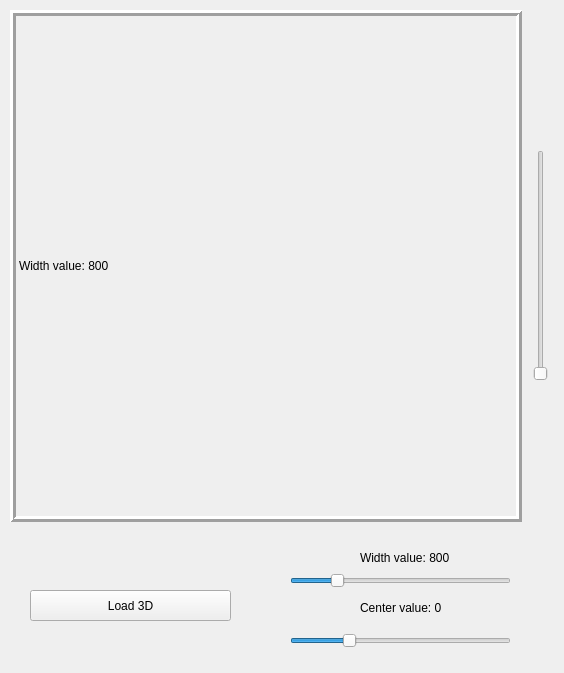
First picture: the form in widget.ui, repository ViolaValery/medizintechnik_ct_scan, before the edit.
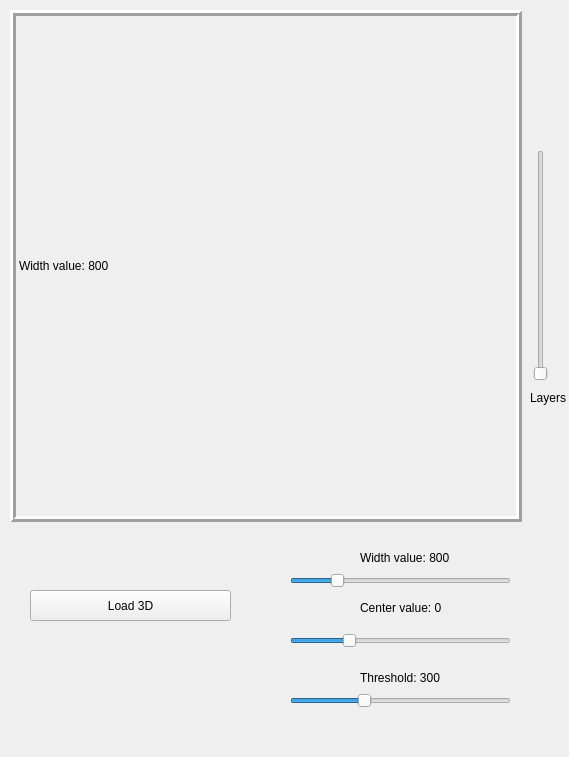
Second picture: the form after the edit.

Commit message: Aufgabe 4.1 segmentation based on HU value

Diff of the .ui file:
```diff
--- a/widget.ui
+++ b/widget.ui
@@ -6,8 +6,8 @@
    <rect>
     <x>0</x>
     <y>0</y>
-    <width>564</width>
-    <height>673</height>
+    <width>569</width>
+    <height>757</height>
    </rect>
   </property>
   <property name="windowTitle">
@@ -137,6 +137,54 @@
     <enum>Qt::Orientation::Vertical</enum>
    </property>
   </widget>
+  <widget class="QLabel" name="label">
+   <property name="geometry">
+    <rect>
+     <x>530</x>
+     <y>390</y>
+     <width>41</width>
+     <height>16</height>
+    </rect>
+   </property>
+   <property name="text">
+    <string>Layers</string>
+   </property>
+  </widget>
+  <widget class="QLabel" name="label_threshold">
+   <property name="geometry">
+    <rect>
+     <x>360</x>
+     <y>670</y>
+     <width>101</width>
+     <height>16</height>
+    </rect>
+   </property>
+   <property name="text">
+    <string>Threshold: 300</string>
+   </property>
+  </widget>
+  <widget class="QSlider" name="horizontalSlider_threshold">
+   <property name="geometry">
+    <rect>
+     <x>290</x>
+     <y>690</y>
+     <width>221</width>
+     <height>22</height>
+    </rect>
+   </property>
+   <property name="minimum">
+    <number>-1024</number>
+   </property>
+   <property name="maximum">
+    <number>3071</number>
+   </property>
+   <property name="value">
+    <number>300</number>
+   </property>
+   <property name="orientation">
+    <enum>Qt::Orientation::Horizontal</enum>
+   </property>
+  </widget>
  </widget>
  <resources/>
  <connections/>
```
The commit also changes 2 other files.
